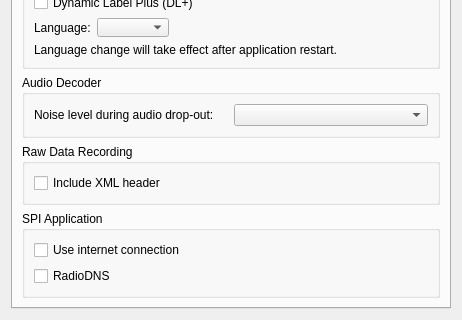
First picture: the form in gui/setupdialog.ui, repository KejPi/AbracaDABra, before the edit; both pictures show x 0 to 462 and y 226 to 546 of the 462 by 546 pixel window.
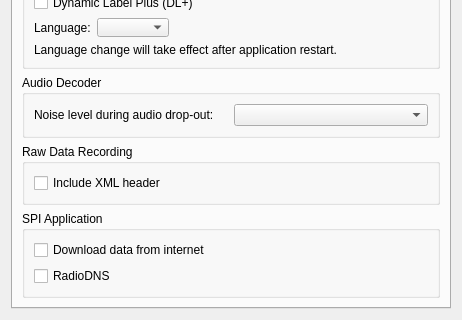
Second picture: the form after the edit.

Commit message: SPI application XML data parsing redesigned, various fixes

What changed in the file:
```diff
--- a/gui/setupdialog.ui
+++ b/gui/setupdialog.ui
@@ -1128,7 +1128,7 @@
           <item>
            <widget class="QCheckBox" name="internetCheckBox">
             <property name="text">
-             <string>Use internet connection</string>
+             <string>Download data from internet</string>
             </property>
            </widget>
           </item>
```
The commit also changes 4 other files.
